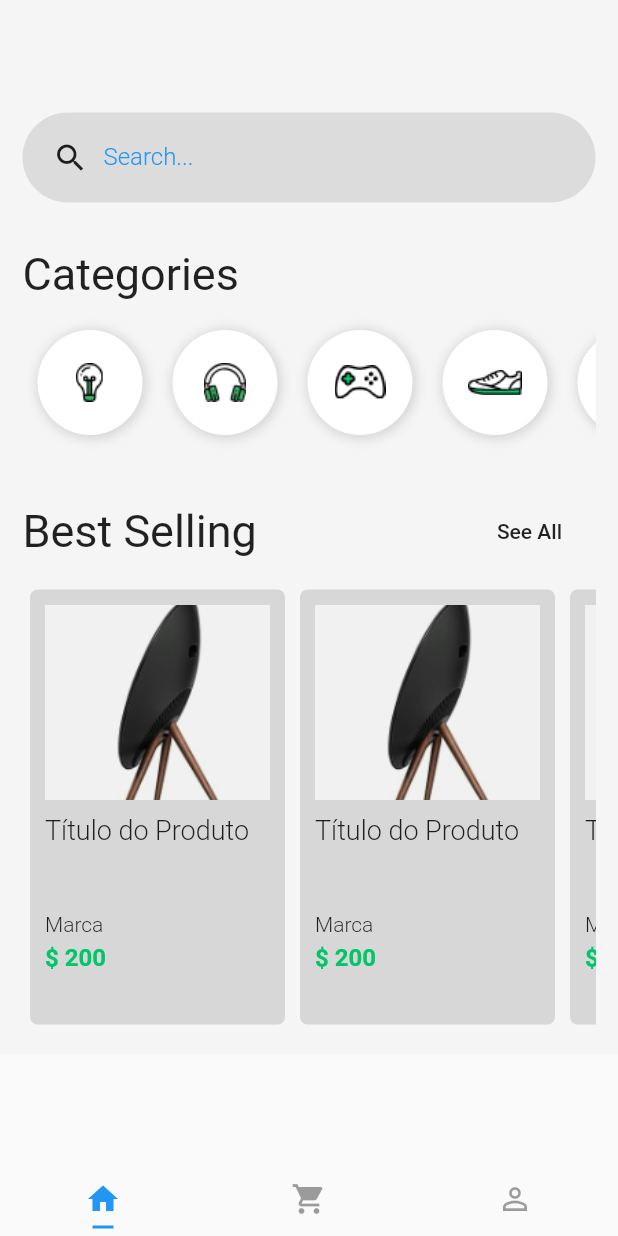
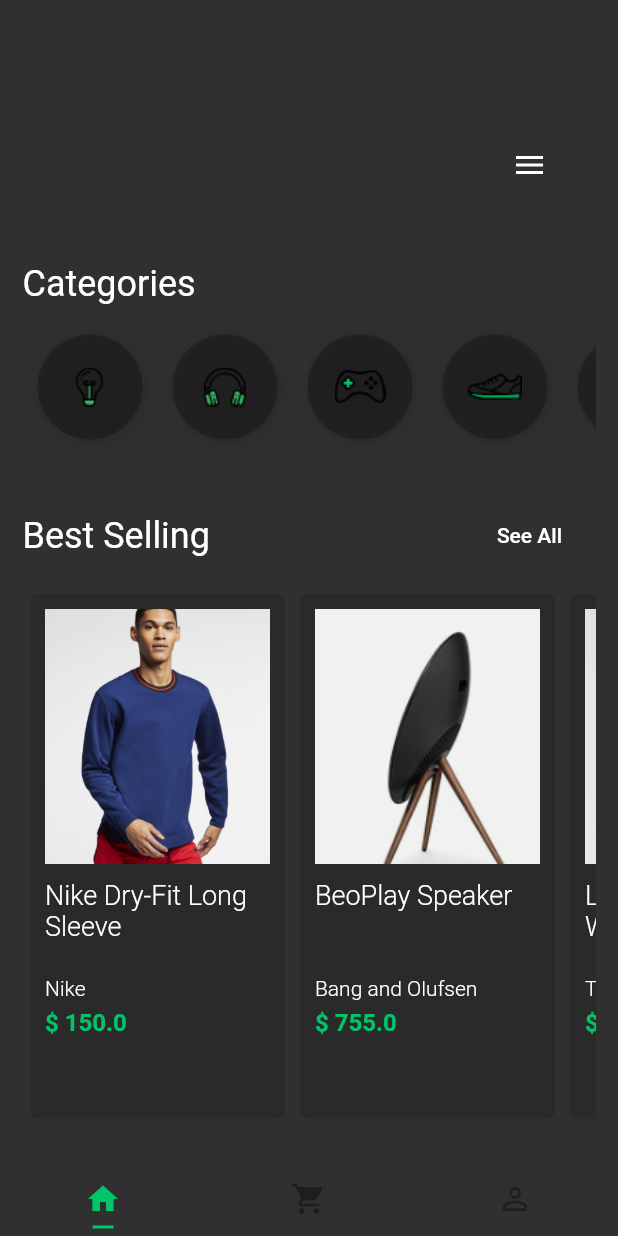
Before and after one commit to MatthausZillig/flutterLayouts, a Flutter app: the screen it shows after launch, on a phone screen of 412 x 824 dp. Run offline on Flutter 3.47's test engine with Material 2 defaults, Android fonts, the phone set to English and light mode, and no system bars.

Commit message:
feature: layouts

```diff
--- a/layouts/lib/main.dart
+++ b/layouts/lib/main.dart
@@ -1,5 +1,7 @@
 import 'package:flutter/material.dart';
 import 'package:layouts/pages/tabs.page.dart';
+import 'package:layouts/themes/dark.theme.dart';
+import 'package:layouts/themes/light.theme.dart';
 
 void main() => runApp(MyApp());
 
@@ -8,9 +10,7 @@ class MyApp extends StatelessWidget {
   Widget build(BuildContext context) {
     return MaterialApp(
       title: "Flutter Layouts",
-      theme: ThemeData(
-        primarySwatch: Colors.blue,
-      ),
+      theme: darkTheme(),
       debugShowCheckedModeBanner: false,
       home: DefaultTabController(
         length: 3,
--- a/layouts/lib/pages/home.page.dart
+++ b/layouts/lib/pages/home.page.dart
@@ -1,6 +1,6 @@
 import 'package:flutter/material.dart';
-import 'package:layouts/pages/product.page.dart';
 import 'package:layouts/widgets/category/caegory-list.widget.dart';
+import 'package:layouts/widgets/products/product-list.widget.dart';
 import 'package:layouts/widgets/search-box.widget.dart';
 
 class HomePage extends StatelessWidget {
@@ -10,7 +10,6 @@ class HomePage extends StatelessWidget {
       body: SingleChildScrollView(
         child: Container(
           padding: EdgeInsets.all(15),
-          color: Color(0xFFF5F5F5),
           child: Column(
             crossAxisAlignment: CrossAxisAlignment.stretch,
             children: <Widget>[
@@ -23,9 +22,7 @@ class HomePage extends StatelessWidget {
               ),
               Text(
                 "Categories",
-                style: TextStyle(
-                  fontSize: 30,
-                ),
+                style: Theme.of(context).textTheme.headline,
               ),
               SizedBox(
                 height: 10,
@@ -42,9 +39,7 @@ class HomePage extends StatelessWidget {
                 children: <Widget>[
                   Text(
                     'Best Selling',
-                    style: TextStyle(
-                      fontSize: 30,
-                    ),
+                    style: Theme.of(context).textTheme.headline,
                   ),
                   FlatButton(
                     onPressed: () {},
@@ -56,8 +51,10 @@ class HomePage extends StatelessWidget {
                 height: 10,
               ),
               Container(
-                height: 300,
-                child: productList(context),
+                height: 360,
+                child: ProductList(
+                  scrollDirection: Axis.horizontal,
+                ),
               ),
             ],
           ),
@@ -66,85 +63,3 @@ class HomePage extends StatelessWidget {
     );
   }
 }
-
-Widget productList(BuildContext context) {
-  return Container(
-    child: ListView(
-      scrollDirection: Axis.horizontal,
-      children: <Widget>[
-        productItem(context),
-        productItem(context),
-        productItem(context),
-        productItem(context),
-        productItem(context),
-        productItem(context),
-      ],
-    ),
-  );
-}
-
-Widget productItem(BuildContext context) {
-  return Container(
-    width: 170,
-    padding: EdgeInsets.all(10),
-    margin: EdgeInsets.all(5),
-    decoration: BoxDecoration(
-      color: Colors.black12,
-      borderRadius: BorderRadius.all(Radius.circular(5)),
-    ),
-    child: Column(
-      crossAxisAlignment: CrossAxisAlignment.start,
-      children: <Widget>[
-        GestureDetector(
-          onTap: () {
-            Navigator.push(
-                context,
-                MaterialPageRoute(
-                  builder: (context) => ProductPage(),
-                ));
-          },
-          child: Image.asset(
-            "assets/product-1.png",
-            width: 170,
-            height: 130,
-            fit: BoxFit.cover,
-          ),
-        ),
-        SizedBox(
-          height: 10,
-        ),
-        Container(
-          height: 60,
-          child: Text(
-            "Título do Produto",
-            style: TextStyle(
-              fontSize: 18,
-              fontWeight: FontWeight.w300,
-            ),
-          ),
-        ),
-        SizedBox(
-          height: 5,
-        ),
-        Text(
-          "Marca",
-          style: TextStyle(
-            fontSize: 14,
-            fontWeight: FontWeight.w300,
-          ),
-        ),
-        SizedBox(
-          height: 5,
-        ),
-        Text(
-          "\$ 200",
-          style: TextStyle(
-            fontSize: 16,
-            fontWeight: FontWeight.bold,
-            color: Color(0xFF00C569),
-          ),
-        ),
-      ],
-    ),
-  );
-}
--- a/layouts/lib/pages/tabs.page.dart
+++ b/layouts/lib/pages/tabs.page.dart
@@ -31,11 +31,11 @@ class TabsPage extends StatelessWidget {
             ),
           ),
         ],
-        labelColor: Colors.blue,
+        labelColor: Theme.of(context).primaryColor,
         unselectedLabelColor: Colors.black38,
         indicatorSize: TabBarIndicatorSize.label,
         indicatorPadding: EdgeInsets.all(5),
-        indicatorColor: Colors.blue,
+        indicatorColor: Theme.of(context).primaryColor,
       ),
     );
   }
--- /dev/null
+++ b/layouts/lib/themes/dark.theme.dart
@@ -0,0 +1,46 @@
+import 'package:flutter/material.dart';
+
+const brightness = Brightness.dark;
+const primaryColor = const Color(0xFF00C569);
+const lightColor = const Color(0xFFFFFFFF);
+const backgroundColor = const Color(0xFFF5F5F5);
+
+ThemeData darkTheme() {
+  return ThemeData(
+    // primarySwatch: primaryColor,
+    brightness: brightness,
+    // textTheme: new TextTheme(
+    //   body1: new TextStyle(color: Colors.red),
+    //   display4: new TextStyle(fontSize: 78),
+    //   button: new TextStyle(color: Colors.green),
+    // ),
+    // tabBarTheme:
+    // accentIconTheme:
+    // accentTextTheme:
+    // appBarTheme:
+    // bottomAppBarTheme:
+    // buttonTheme: new ButtonThemeData(
+    //   buttonColor: Colors.orange,
+    //   textTheme: ButtonTextTheme.primary,
+    // ),
+    // cardTheme: CardTheme(
+    //   elevation: 5,
+    //   color: Colors.indigo,
+    // ),
+    // chipTheme:
+    // dialogTheme:
+    // floatingActionButtonTheme:
+    // iconTheme:
+    // inputDecorationTheme:
+    // pageTransitionsTheme:
+    // primaryIconTheme:
+    // primaryTextTheme:
+    // sliderTheme:
+    primaryColor: primaryColor,
+    accentColor: Colors.black26,
+    // fontFamily: 'Montserrat',
+    // buttonColor: Color(0xFF00C569),
+    // // scaffoldBackgroundColor: backgroundColor,
+    // cardColor: Colors.white,
+  );
+}
--- /dev/null
+++ b/layouts/lib/widgets/animated-input.widget.dart
@@ -0,0 +1,101 @@
+import 'package:flutter/material.dart';
+
+class AnimatedInput extends StatelessWidget {
+  final AnimationController controller;
+  final Animation<Color> containerColorAnim;
+  final Animation<double> containerOpacityAnim;
+  final Animation<double> containerBorderRadiusAnim;
+  final Animation<double> containerSizeAnim;
+
+  AnimatedInput({this.controller})
+      : containerOpacityAnim = Tween(begin: 0.0, end: 1.0).animate(
+          CurvedAnimation(
+            parent: controller,
+            curve: Interval(0.7, 0.9),
+          ),
+        ),
+        containerSizeAnim = Tween(
+          begin: 60.0,
+          end: 250.0,
+        ).animate(
+          CurvedAnimation(
+            parent: controller,
+            curve: Interval(0.2, 0.3),
+          ),
+        ),
+        containerBorderRadiusAnim = Tween(
+          begin: 0.0,
+          end: 30.0,
+        ).animate(
+          CurvedAnimation(
+            parent: controller,
+            curve: Interval(0.25, 0.4),
+          ),
+        ),
+        containerColorAnim = ColorTween(
+          begin: Colors.white.withOpacity(0),
+          end: Colors.black12,
+        ).animate(
+          CurvedAnimation(
+            parent: controller,
+            curve: Interval(0.0, 0.25),
+          ),
+        );
+
+  @override
+  Widget build(BuildContext context) {
+    return AnimatedBuilder(
+      builder: _animate,
+      animation: controller,
+    );
+  }
+
+  Widget _animate(context, child) {
+    return Container(
+      height: 60,
+      decoration: BoxDecoration(
+        color: containerColorAnim.value,
+        borderRadius: BorderRadius.all(
+          Radius.circular(
+            containerBorderRadiusAnim.value,
+          ),
+        ),
+      ),
+      margin: EdgeInsets.all(5),
+      width: containerSizeAnim.value,
+      child: Opacity(
+        opacity: containerOpacityAnim.value,
+        child: Row(
+          children: <Widget>[
+            SizedBox(
+              width: 12,
+            ),
+            Icon(Icons.search),
+            SizedBox(
+              width: 10,
+            ),
+            Container(
+              width: 200,
+              child: TextFormField(
+                keyboardType: TextInputType.text,
+                decoration: InputDecoration(
+                  border: InputBorder.none,
+                  labelText: "Search...",
+                  labelStyle: TextStyle(
+                    color: Theme.of(context).primaryColor,
+                    fontWeight: FontWeight.w300,
+                    fontSize: 16,
+                  ),
+                ),
+                style: TextStyle(
+                  fontSize: 20,
+                  color: Theme.of(context).primaryColor,
+                ),
+              ),
+            ),
+          ],
+        ),
+      ),
+    );
+  }
+}
--- a/layouts/lib/widgets/category/category-item.widget.dart
+++ b/layouts/lib/widgets/category/category-item.widget.dart
@@ -13,7 +13,7 @@ class CategoryItem extends StatelessWidget {
       margin: EdgeInsets.all(10),
       padding: EdgeInsets.all(10),
       decoration: BoxDecoration(
-        color: Colors.white,
+        color: Theme.of(context).accentColor,
         boxShadow: [
           new BoxShadow(
             color: Colors.black12,
--- /dev/null
+++ b/layouts/lib/widgets/products/product-card.widget.dart
@@ -0,0 +1,88 @@
+import 'package:flutter/material.dart';
+import 'package:layouts/pages/product.page.dart';
+
+class ProductCard extends StatelessWidget {
+  final String image;
+  final String title;
+  final String description;
+  final double price;
+
+  ProductCard(
+      {@required this.image,
+      @required this.title,
+      @required this.description,
+      @required this.price});
+
+  @override
+  Widget build(BuildContext context) {
+    return Container(
+      width: 170,
+      padding: EdgeInsets.all(10),
+      margin: EdgeInsets.all(5),
+      decoration: BoxDecoration(
+        color: Colors.black12,
+        borderRadius: BorderRadius.all(Radius.circular(5)),
+      ),
+      child: Column(
+        crossAxisAlignment: CrossAxisAlignment.start,
+        children: <Widget>[
+          GestureDetector(
+              onTap: () {
+                Navigator.push(
+                    context,
+                    MaterialPageRoute(
+                      builder: (context) => ProductPage(
+                        title: title,
+                        description: description,
+                        image: image,
+                      ),
+                    ));
+              },
+              child: Hero(
+                tag: image,
+                child: Image.asset(
+                  image,
+                  width: 170,
+                  height: 170,
+                  fit: BoxFit.cover,
+                ),
+              )),
+          SizedBox(
+            height: 10,
+          ),
+          Container(
+            height: 60,
+            child: Text(
+              title,
+              style: TextStyle(
+                fontSize: 18,
+                fontWeight: FontWeight.w300,
+              ),
+            ),
+          ),
+          SizedBox(
+            height: 5,
+          ),
+          Text(
+            description,
+            style: TextStyle(
+              fontSize: 14,
+              fontWeight: FontWeight.w300,
+            ),
+          ),
+          SizedBox(
+            height: 5,
+          ),
+          Text(
+            "\$ $price",
+            style: TextStyle(
+              fontSize: 16,
+              fontWeight: FontWeight.bold,
+              color: Color(0xFF00C569),
+            ),
+          ),
+        ],
+      ),
+    );
+  }
+}
--- /dev/null
+++ b/layouts/lib/widgets/products/product-list.widget.dart
@@ -0,0 +1,49 @@
+import 'package:flutter/material.dart';
+import 'package:layouts/widgets/products/product-card.widget.dart';
+
+class ProductList extends StatelessWidget {
+  final Axis scrollDirection;
+
+  ProductList({@required this.scrollDirection});
+
+  @override
+  Widget build(BuildContext context) {
+    return Container(
+      child: ListView(
+        scrollDirection: scrollDirection,
+        children: <Widget>[
+          ProductCard(
+            title: "Nike Dry-Fit Long Sleeve",
+            description: "Nike",
+            image: "assets/product-10.png",
+            price: 150,
+          ),
+          ProductCard(
+            title: "BeoPlay Speaker",
+            description: "Bang and Olufsen",
+            image: "assets/product-1.png",
+            price: 755,
+          ),
+          ProductCard(
+            title: "Leather Wristwatch",
+            description: "Tag Heuer",
+            image: "assets/product-2.png",
+            price: 450,
+          ),
+          ProductCard(
+            title: "Smart Bluetooth Speaker",
+            description: "Google Inc.",
+            image: "assets/product-3.png",
+            price: 900,
+          ),
+          ProductCard(
+            title: "Smart Luggage",
+            description: "Smart Inc.",
+            image: "assets/product-4.png",
+            price: 1000,
+          ),
+        ],
+      ),
+    );
+  }
+}
--- a/layouts/lib/widgets/search-box.widget.dart
+++ b/layouts/lib/widgets/search-box.widget.dart
@@ -1,44 +1,51 @@
 import 'package:flutter/material.dart';
+import 'package:layouts/widgets/animated-input.widget.dart';
 
-class SearchBox extends StatelessWidget {
+class SearchBox extends StatefulWidget {
   @override
-  Widget build(BuildContext context) {
-    return Container(
-      height: 60,
-      padding: EdgeInsets.only(
-        left: 20,
-      ),
-      decoration: BoxDecoration(
-        color: Colors.black.withOpacity(0.1),
-        borderRadius: BorderRadius.all(
-          Radius.circular(128),
-        ),
-      ),
-      child: Row(
-        children: <Widget>[
-          Icon(Icons.search),
-          Container(
-            width: 300,
-            padding: EdgeInsets.only(left: 10),
-            child: TextFormField(
-              keyboardType: TextInputType.text,
-              decoration: InputDecoration(
-                border: InputBorder.none,
-                labelText: "Search...",
-                labelStyle: TextStyle(
-                  color: Colors.blue,
-                  fontWeight: FontWeight.w300,
-                  fontSize: 16,
-                ),
-              ),
-              style: TextStyle(
-                fontSize: 20,
-                color: Colors.blue,
-              ),
-            ),
-          ),
-        ],
+  _SearchBoxState createState() => _SearchBoxState();
+}
+
+class _SearchBoxState extends State<SearchBox>
+    with SingleTickerProviderStateMixin {
+  AnimationController _controller;
+  bool menuOpened = false;
+  @override
+  void initState() {
+    super.initState();
+    _controller = new AnimationController(
+      vsync: this,
+      duration: Duration(
+        seconds: 1,
       ),
     );
   }
+
+  @override
+  void dispose() {
+    _controller.dispose();
+    super.dispose();
+  }
+
+  @override
+  Widget build(BuildContext context) {
+    return Row(
+      mainAxisAlignment: MainAxisAlignment.spaceBetween,
+      children: <Widget>[
+        AnimatedInput(
+          controller: _controller,
+        ),
+        FlatButton(
+            onPressed: () {
+              !menuOpened ? _controller.forward() : _controller.reverse();
+              menuOpened = !menuOpened;
+            },
+            child: AnimatedIcon(
+              icon: AnimatedIcons.menu_close,
+              progress: _controller,
+              semanticLabel: 'Open Menu',
+            ))
+      ],
+    );
+  }
 }
```
Also changed, not shown: layouts/lib/pages/cart.page.dart (+15 -15 lines), layouts/lib/pages/login.page.dart (+84 -39 lines), layouts/lib/pages/product.page.dart (+21 -9 lines), layouts/lib/pages/signup.page.dart (+5 -9 lines), layouts/lib/themes/light.theme.dart (added, +46 -0 lines), layouts/pubspec.yaml (+8 -1 lines), layouts/icon/icon.png (added), layouts/pubspec.lock, 26 other files.
